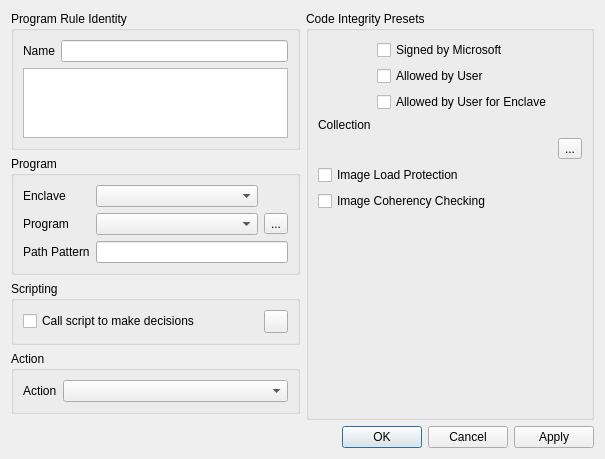
The window that MajorPrivacy/Forms/ProgramRuleWnd.ui (xanasoft/MajorPrivacy) describes before a commit, drawn with Qt 5.
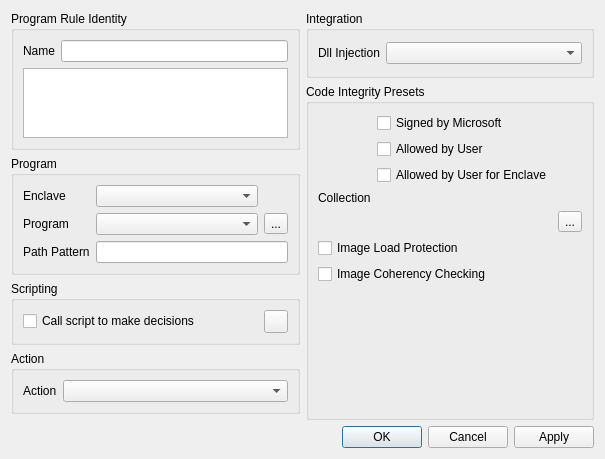
The same window after the commit.

Patch:
```diff
--- a/MajorPrivacy/Forms/ProgramRuleWnd.ui
+++ b/MajorPrivacy/Forms/ProgramRuleWnd.ui
@@ -14,14 +14,156 @@
    <string>Form</string>
   </property>
   <layout class="QGridLayout" name="gridLayout">
-   <item row="6" column="0" colspan="2">
-    <widget class="QDialogButtonBox" name="buttonBox">
-     <property name="standardButtons">
-      <set>QDialogButtonBox::StandardButton::Apply|QDialogButtonBox::StandardButton::Cancel|QDialogButtonBox::StandardButton::Ok</set>
+   <item row="1" column="1" rowspan="6">
+    <widget class="QGroupBox" name="groupBox_5">
+     <property name="sizePolicy">
+      <sizepolicy hsizetype="Preferred" vsizetype="Preferred">
+       <horstretch>0</horstretch>
+       <verstretch>0</verstretch>
+      </sizepolicy>
      </property>
+     <property name="title">
+      <string>Code Integrity Presets</string>
+     </property>
+     <layout class="QGridLayout" name="loCI">
+      <item row="3" column="0">
+       <widget class="QLabel" name="label_8">
+        <property name="sizePolicy">
+         <sizepolicy hsizetype="Maximum" vsizetype="Preferred">
+          <horstretch>0</horstretch>
+          <verstretch>0</verstretch>
+         </sizepolicy>
+        </property>
+        <property name="text">
+         <string>Collection</string>
+        </property>
+        <property name="alignment">
+         <set>Qt::AlignmentFlag::AlignLeading|Qt::AlignmentFlag::AlignLeft|Qt::AlignmentFlag::AlignTop</set>
+        </property>
+       </widget>
+      </item>
+      <item row="4" column="2">
+       <widget class="QToolButton" name="btnAddCollection">
+        <property name="toolTip">
+         <string>Add new Collection</string>
+        </property>
+        <property name="text">
+         <string>...</string>
+        </property>
+       </widget>
+      </item>
+      <item row="2" column="1" colspan="2">
+       <widget class="QCheckBox" name="chkAllowEnclave">
+        <property name="text">
+         <string>Allowed by User for Enclave</string>
+        </property>
+       </widget>
+      </item>
+      <item row="7" column="0">
+       <spacer name="verticalSpacer_2">
+        <property name="orientation">
+         <enum>Qt::Orientation::Vertical</enum>
+        </property>
+        <property name="sizeHint" stdset="0">
+         <size>
+          <width>20</width>
+          <height>40</height>
+         </size>
+        </property>
+       </spacer>
+      </item>
+      <item row="0" column="1" colspan="2">
+       <widget class="QCheckBox" name="chkAllowMS">
+        <property name="text">
+         <string>Signed by Microsoft</string>
+        </property>
+       </widget>
+      </item>
+      <item row="1" column="1" colspan="2">
+       <widget class="QCheckBox" name="chkAllowUser">
+        <property name="text">
+         <string>Allowed by User</string>
+        </property>
+       </widget>
+      </item>
+      <item row="5" column="0" colspan="3">
+       <widget class="QCheckBox" name="chkImageProtection">
+        <property name="text">
+         <string>Image Load Protection</string>
+        </property>
+       </widget>
+      </item>
+      <item row="6" column="0" colspan="3">
+       <widget class="QCheckBox" name="chkCoherencyChecking">
+        <property name="text">
+         <string>Image Coherency Checking</string>
+        </property>
+       </widget>
+      </item>
+     </layout>
     </widget>
    </item>
-   <item row="5" column="0">
+   <item row="4" column="0">
+    <widget class="QGroupBox" name="groupBox_4">
+     <property name="sizePolicy">
+      <sizepolicy hsizetype="Preferred" vsizetype="Maximum">
+       <horstretch>0</horstretch>
+       <verstretch>0</verstretch>
+      </sizepolicy>
+     </property>
+     <property name="title">
+      <string>Action</string>
+     </property>
+     <layout class="QGridLayout" name="gridLayout_5">
+      <item row="0" column="0">
+       <widget class="QLabel" name="label_3">
+        <property name="sizePolicy">
+         <sizepolicy hsizetype="Maximum" vsizetype="Preferred">
+          <horstretch>0</horstretch>
+          <verstretch>0</verstretch>
+         </sizepolicy>
+        </property>
+        <property name="text">
+         <string>Action</string>
+        </property>
+       </widget>
+      </item>
+      <item row="0" column="1" colspan="2">
+       <widget class="QComboBox" name="cmbAction"/>
+      </item>
+     </layout>
+    </widget>
+   </item>
+   <item row="3" column="0">
+    <widget class="QGroupBox" name="groupBox_6">
+     <property name="sizePolicy">
+      <sizepolicy hsizetype="Preferred" vsizetype="Maximum">
+       <horstretch>0</horstretch>
+       <verstretch>0</verstretch>
+      </sizepolicy>
+     </property>
+     <property name="title">
+      <string>Scripting</string>
+     </property>
+     <layout class="QGridLayout" name="gridLayout_6">
+      <item row="0" column="0">
+       <widget class="QCheckBox" name="chkScript">
+        <property name="text">
+         <string>Call script to make decisions</string>
+        </property>
+       </widget>
+      </item>
+      <item row="0" column="1">
+       <widget class="QToolButton" name="btnScript">
+        <property name="text">
+         <string/>
+        </property>
+       </widget>
+      </item>
+     </layout>
+    </widget>
+   </item>
+   <item row="6" column="0">
     <spacer name="verticalSpacer">
      <property name="orientation">
       <enum>Qt::Orientation::Vertical</enum>
@@ -34,38 +176,14 @@
      </property>
     </spacer>
    </item>
-   <item row="3" column="0">
-    <widget class="QGroupBox" name="groupBox_4">
-     <property name="sizePolicy">
-      <sizepolicy hsizetype="Preferred" vsizetype="Maximum">
-       <horstretch>0</horstretch>
-       <verstretch>0</verstretch>
-      </sizepolicy>
+   <item row="7" column="0" colspan="2">
+    <widget class="QDialogButtonBox" name="buttonBox">
+     <property name="standardButtons">
+      <set>QDialogButtonBox::StandardButton::Apply|QDialogButtonBox::StandardButton::Cancel|QDialogButtonBox::StandardButton::Ok</set>
      </property>
-     <property name="title">
-      <string>Action</string>
-     </property>
-     <layout class="QGridLayout" name="gridLayout_5">
-      <item row="0" column="0">
-       <widget class="QLabel" name="label_3">
-        <property name="sizePolicy">
-         <sizepolicy hsizetype="Maximum" vsizetype="Preferred">
-          <horstretch>0</horstretch>
-          <verstretch>0</verstretch>
-         </sizepolicy>
-        </property>
-        <property name="text">
-         <string>Action</string>
-        </property>
-       </widget>
-      </item>
-      <item row="0" column="1" colspan="2">
-       <widget class="QComboBox" name="cmbAction"/>
-      </item>
-     </layout>
     </widget>
    </item>
-   <item row="1" column="0">
+   <item row="2" column="0">
     <widget class="QGroupBox" name="groupBox_3">
      <property name="sizePolicy">
       <sizepolicy hsizetype="Preferred" vsizetype="Maximum">
@@ -149,7 +267,32 @@
      </layout>
     </widget>
    </item>
-   <item row="0" column="0">
+   <item row="0" column="1">
+    <widget class="QGroupBox" name="groupBox_2">
+     <property name="title">
+      <string>Integration</string>
+     </property>
+     <layout class="QGridLayout" name="gridLayout_3">
+      <item row="0" column="0">
+       <widget class="QLabel" name="label_7">
+        <property name="sizePolicy">
+         <sizepolicy hsizetype="Maximum" vsizetype="Preferred">
+          <horstretch>0</horstretch>
+          <verstretch>0</verstretch>
+         </sizepolicy>
+        </property>
+        <property name="text">
+         <string>Dll Injection</string>
+        </property>
+       </widget>
+      </item>
+      <item row="0" column="1">
+       <widget class="QComboBox" name="cmbDllMode"/>
+      </item>
+     </layout>
+    </widget>
+   </item>
+   <item row="0" column="0" rowspan="2">
     <widget class="QGroupBox" name="groupBox">
      <property name="sizePolicy">
       <sizepolicy hsizetype="Preferred" vsizetype="Maximum">
@@ -203,124 +346,6 @@
      </layout>
     </widget>
    </item>
-   <item row="0" column="1" rowspan="6">
-    <widget class="QGroupBox" name="groupBox_5">
-     <property name="sizePolicy">
-      <sizepolicy hsizetype="Preferred" vsizetype="Preferred">
-       <horstretch>0</horstretch>
-       <verstretch>0</verstretch>
-      </sizepolicy>
-     </property>
-     <property name="title">
-      <string>Code Integrity Presets</string>
-     </property>
-     <layout class="QGridLayout" name="loCI">
-      <item row="3" column="0">
-       <widget class="QLabel" name="label_8">
-        <property name="sizePolicy">
-         <sizepolicy hsizetype="Maximum" vsizetype="Preferred">
-          <horstretch>0</horstretch>
-          <verstretch>0</verstretch>
-         </sizepolicy>
-        </property>
-        <property name="text">
-         <string>Collection</string>
-        </property>
-        <property name="alignment">
-         <set>Qt::AlignmentFlag::AlignLeading|Qt::AlignmentFlag::AlignLeft|Qt::AlignmentFlag::AlignTop</set>
-        </property>
-       </widget>
-      </item>
-      <item row="4" column="2">
-       <widget class="QToolButton" name="btnAddCollection">
-        <property name="toolTip">
-         <string>Add new Collection</string>
-        </property>
-        <property name="text">
-         <string>...</string>
-        </property>
-       </widget>
-      </item>
-      <item row="2" column="1" colspan="2">
-       <widget class="QCheckBox" name="chkAllowEnclave">
-        <property name="text">
-         <string>Allowed by User for Enclave</string>
-        </property>
-       </widget>
-      </item>
-      <item row="7" column="0">
-       <spacer name="verticalSpacer_2">
-        <property name="orientation">
-         <enum>Qt::Orientation::Vertical</enum>
-        </property>
-        <property name="sizeHint" stdset="0">
-         <size>
-          <width>20</width>
-          <height>40</height>
-         </size>
-        </property>
-       </spacer>
-      </item>
-      <item row="0" column="1" colspan="2">
-       <widget class="QCheckBox" name="chkAllowMS">
-        <property name="text">
-         <string>Signed by Microsoft</string>
-        </property>
-       </widget>
-      </item>
-      <item row="1" column="1" colspan="2">
-       <widget class="QCheckBox" name="chkAllowUser">
-        <property name="text">
-         <string>Allowed by User</string>
-        </property>
-       </widget>
-      </item>
-      <item row="5" column="0" colspan="3">
-       <widget class="QCheckBox" name="chkImageProtection">
-        <property name="text">
-         <string>Image Load Protection</string>
-        </property>
-       </widget>
-      </item>
-      <item row="6" column="0" colspan="3">
-       <widget class="QCheckBox" name="chkCoherencyChecking">
-        <property name="text">
-         <string>Image Coherency Checking</string>
-        </property>
-       </widget>
-      </item>
-     </layout>
-    </widget>
-   </item>
-   <item row="2" column="0">
-    <widget class="QGroupBox" name="groupBox_6">
-     <property name="sizePolicy">
-      <sizepolicy hsizetype="Preferred" vsizetype="Maximum">
-       <horstretch>0</horstretch>
-       <verstretch>0</verstretch>
-      </sizepolicy>
-     </property>
-     <property name="title">
-      <string>Scripting</string>
-     </property>
-     <layout class="QGridLayout" name="gridLayout_6">
-      <item row="0" column="0">
-       <widget class="QCheckBox" name="chkScript">
-        <property name="text">
-         <string>Call script to make decisions</string>
-        </property>
-       </widget>
-      </item>
-      <item row="0" column="1">
-       <widget class="QToolButton" name="btnScript">
-        <property name="text">
-         <string/>
-        </property>
-       </widget>
-      </item>
-     </layout>
-    </widget>
-   </item>
   </layout>
  </widget>
  <resources/>
```
